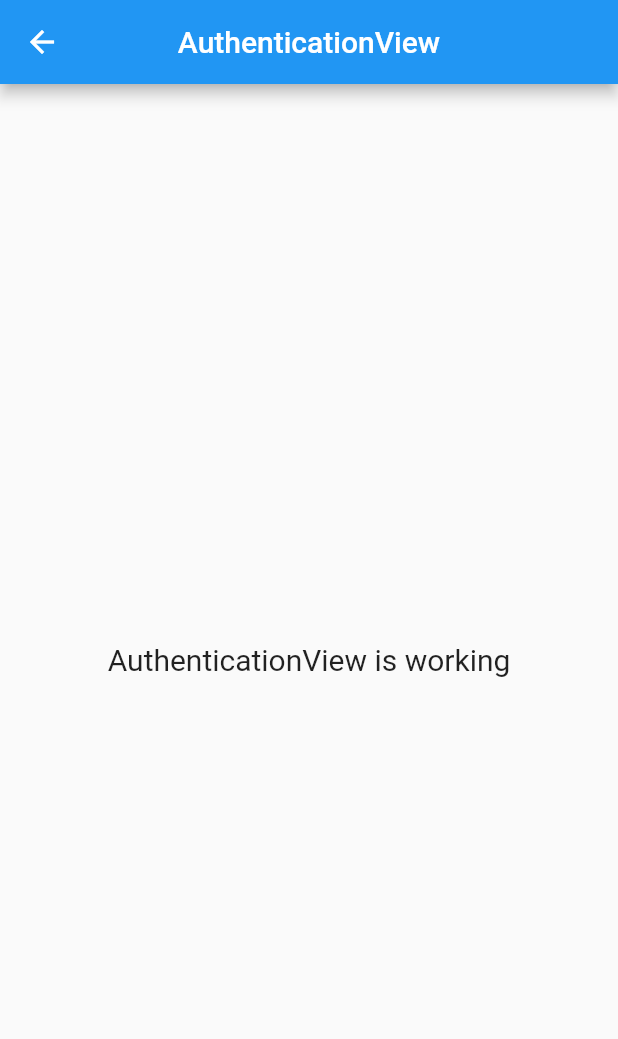
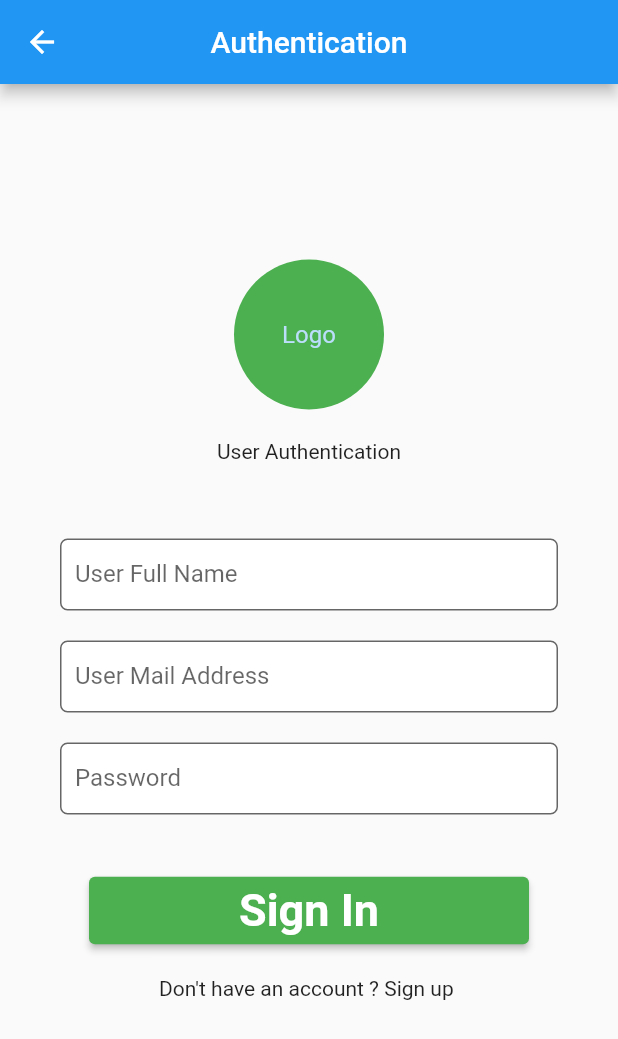
Before and after one commit to MdAdnanMorshed/Newspaper, a Flutter app: the AuthenticationView screen opened by its route, on a phone screen of 412 x 824 dp. Shown: the top 1039 px of the screen. Run offline on Flutter 3.47's test engine with Material 2 defaults, Android fonts, the phone set to English and light mode, and no system bars; our stand-ins replace firebase_auth, get; accounts and stored records are empty; network calls fail.

Commit message:
Login UI

```diff
--- a/lib/app/data/custom_widgets/news_card_widget.dart
+++ b/lib/app/data/custom_widgets/news_card_widget.dart
@@ -1,5 +1,4 @@
 import 'package:flutter/material.dart';
-import 'package:newspaper_app/app/modules/news_details/views/news_details_view.dart';
 import 'package:newspaper_app/app/routes/app_pages.dart';
 
 class NewsCardWidget extends StatelessWidget {
--- /dev/null
+++ b/lib/app/data/utils/app_colors.dart
@@ -0,0 +1,16 @@
+import 'package:flutter/material.dart';
+
+
+abstract class AppColors {
+  AppColors._();
+  static const Color appColor = Color(0xff10A558);
+  static const Color kPrimaryColor = Color(0xFF1976D2);
+  static const Color mineShaft = Color(0xFF2B2B2B);
+  static const Color doveGray = Color(0xFF646464);
+  static const Color gray = Colors.grey;
+  static const Color caribbeanGreen = Color(0xFF06C5AC);
+  static const Color amaranth = Color(0xFFea435d);
+  static const Color black = Colors.black;
+
+
+}
--- /dev/null
+++ b/lib/app/data/utils/app_space.dart
@@ -0,0 +1,123 @@
+import 'package:flutter/material.dart';
+
+class AppSpace {
+  AppSpace._();
+  // height of the body
+  static const SizedBox spaceH4 = SizedBox(
+    height: 4,
+  );
+  static const SizedBox spaceH6 = SizedBox(
+    height: 6,
+  );
+  static const SizedBox spaceH8 = SizedBox(
+    height: 8,
+  );
+  static const SizedBox spaceH10 = SizedBox(
+    height: 10,
+  );
+  static const SizedBox spaceH12 = SizedBox(
+    height: 12,
+  );
+  static const SizedBox spaceH13 = SizedBox(
+    height: 14,
+  );
+  static const SizedBox spaceH16 = SizedBox(
+    height: 16,
+  );
+  static const SizedBox spaceH18 = SizedBox(
+    height: 18,
+  );
+  static const SizedBox spaceH20 = SizedBox(
+    height: 20,
+  );
+  static const SizedBox spaceH22 = SizedBox(
+    height: 22,
+  );
+  static const SizedBox spaceH24 = SizedBox(
+    height: 24,
+  );
+  static const SizedBox spaceH26 = SizedBox(
+    height: 26,
+  );
+  static const SizedBox spaceH28 = SizedBox(
+    height: 28,
+  );
+  static const SizedBox spaceH30 = SizedBox(
+    height: 30,
+  );
+  static const SizedBox spaceH32 = SizedBox(
+    height: 32,
+  );
+  static const SizedBox spaceH34 = SizedBox(
+    height: 34,
+  );
+  static const SizedBox spaceH36 = SizedBox(
+    height: 36,
+  );
+  static const SizedBox spaceH38 = SizedBox(
+    height: 38,
+  );
+  static const SizedBox spaceH40 = SizedBox(
+    height: 40,
+  );
+  static const SizedBox spaceH42 = SizedBox(
+    height: 42,
+  );
+  static const SizedBox spaceH44 = SizedBox(
+    height: 44,
+  );
+  static const SizedBox spaceH46 = SizedBox(
+    height: 46,
+  );
+  static const SizedBox spaceH48 = SizedBox(
+    height: 48,
+  );
+  static const SizedBox spaceH50 = SizedBox(
+    height: 50,
+  );
+
+  // height of the body
+
+  static const SizedBox spaceW4 = SizedBox(
+    width: 4,
+  );
+  static const SizedBox spaceW6 = SizedBox(
+    width: 6,
+  );
+  static const SizedBox spaceW8 = SizedBox(
+    width: 8,
+  );
+  static const SizedBox spaceW10 = SizedBox(
+    width: 10,
+  );
+  static const SizedBox spaceW12 = SizedBox(
+    width: 12,
+  );
+  static const SizedBox spaceW13 = SizedBox(
+    width: 14,
+  );
+  static const SizedBox spaceW16 = SizedBox(
+    width: 16,
+  );
+  static const SizedBox spaceW18 = SizedBox(
+    width: 18,
+  );
+  static const SizedBox spaceW20 = SizedBox(
+    width: 20,
+  );
+  static const SizedBox spaceW22 = SizedBox(
+    width: 22,
+  );
+  static const SizedBox spaceW24 = SizedBox(
+    width: 24,
+  );
+  static const SizedBox spaceW26 = SizedBox(
+    width: 26,
+  );
+  static const SizedBox spaceW28 = SizedBox(
+    width: 28,
+  );
+  static const SizedBox spaceW30 = SizedBox(
+    width: 30,
+  );
+}
--- a/lib/app/modules/authentication/controllers/authentication_controller.dart
+++ b/lib/app/modules/authentication/controllers/authentication_controller.dart
@@ -1,7 +1,18 @@
+import 'package:firebase_auth/firebase_auth.dart';
+import 'package:flutter/cupertino.dart';
 import 'package:get/get.dart';
 
 class AuthenticationController extends GetxController {
-  //TODO: Implement AuthenticationController
+
+  final userNameController =TextEditingController();
+  final userMailAddressController =TextEditingController();
+  final userPasswordController =TextEditingController();
+
+  final formKey = GlobalKey<FormState>();
+
+  final userName='';
+  final userMail='';
+  final userPass='';
 
   final count = 0.obs;
   @override
@@ -20,4 +31,44 @@ class AuthenticationController extends GetxController {
   }
 
   void increment() => count.value++;
+
+  signIn()async{
+    final userName=userNameController.text;
+    final userMail=userMailAddressController.text;
+    final userPass=userPasswordController.text;
+
+    print('Name : $userName');
+    print('mail : $userMail');
+    print('Password : $userPass');
+    try {
+      UserCredential userCredential = await FirebaseAuth.instance.signInWithEmailAndPassword(
+          email: "barry.allen@example.com",
+          password: "SuperSecretPassword!"
+      );
+    } on FirebaseAuthException catch (e) {
+      if (e.code == 'user-not-found') {
+        print('No user found for that email.');
+      } else if (e.code == 'wrong-password') {
+        print('Wrong password provided for that user.');
+      }
+    }
+  }
+
+  signUp()async{
+    try {
+      UserCredential userCredential = await FirebaseAuth.instance.createUserWithEmailAndPassword(
+          email: "barry.allen@example.com",
+          password: "SuperSecretPassword!"
+      );
+    } on FirebaseAuthException catch (e) {
+      if (e.code == 'weak-password') {
+        print('The password provided is too weak.');
+      } else if (e.code == 'email-already-in-use') {
+        print('The account already exists for that email.');
+      }
+    } catch (e) {
+      print(e);
+    }
+  }
+
 }
--- a/lib/app/modules/authentication/views/authentication_view.dart
+++ b/lib/app/modules/authentication/views/authentication_view.dart
@@ -1,6 +1,7 @@
 import 'package:flutter/material.dart';
 
 import 'package:get/get.dart';
+import 'package:newspaper_app/app/data/utils/app_space.dart';
 
 import '../controllers/authentication_controller.dart';
 
@@ -10,13 +11,124 @@ class AuthenticationView extends GetView<AuthenticationController> {
   Widget build(BuildContext context) {
     return Scaffold(
       appBar: AppBar(
-        title: const Text('AuthenticationView'),
+        title: const Text('Authentication'),
         centerTitle: true,
       ),
-      body: const Center(
-        child: Text(
-          'AuthenticationView is working',
-          style: TextStyle(fontSize: 20),
+      body: Center(
+        child: SingleChildScrollView(
+          child: Column(
+            mainAxisAlignment: MainAxisAlignment.center,
+            crossAxisAlignment: CrossAxisAlignment.center,
+            mainAxisSize: MainAxisSize.min,
+            children: [
+              const CircleAvatar(
+                  radius: 50,
+                  backgroundColor: Colors.green,
+                  child: Text('Logo')),
+              AppSpace.spaceH20,
+              const Text('User Authentication'),
+              AppSpace.spaceH10,
+              Container(
+                margin:
+                    const EdgeInsets.symmetric(vertical: 20, horizontal: 20),
+                padding:
+                    const EdgeInsets.symmetric(vertical: 20, horizontal: 20),
+                child: Form(
+                  key: controller.formKey,
+                  child: Column(
+                    children: [
+                      TextFormField(
+                        controller: controller.userNameController,
+                        style: const TextStyle(color: Colors.green),
+                        decoration: const InputDecoration(
+                          fillColor: Colors.white,
+                          border: OutlineInputBorder(
+                              borderRadius:
+                                  BorderRadius.all(Radius.circular(5.0)),
+                              borderSide: BorderSide(color: Colors.blue)),
+                          focusedBorder: OutlineInputBorder(
+                              borderRadius: BorderRadius.all(
+                                Radius.circular(5.0),
+                              ),
+                              borderSide: BorderSide(color: Colors.blue)),
+                          filled: true,
+                          contentPadding: EdgeInsets.only(
+                              bottom: 10.0, left: 10.0, right: 10.0),
+                          labelText: 'User Full Name',
+                        ),
+                        validator: (val) {
+                          if (val == '') return 'Enter valid email';
+                        },
+                      ),
+                      AppSpace.spaceH20,
+                      TextFormField(
+                        controller: controller.userMailAddressController,
+                        style: const TextStyle(color: Colors.green),
+                        decoration: const InputDecoration(
+                          fillColor: Colors.white,
+                          border: OutlineInputBorder(
+                              borderRadius:
+                                  BorderRadius.all(Radius.circular(5.0)),
+                              borderSide: BorderSide(color: Colors.blue)),
+                          focusedBorder: OutlineInputBorder(
+                              borderRadius: BorderRadius.all(
+                                Radius.circular(5.0),
+                              ),
+                              borderSide: BorderSide(color: Colors.blue)),
+                          filled: true,
+                          contentPadding: EdgeInsets.only(
+                              bottom: 10.0, left: 10.0, right: 10.0),
+                          labelText: 'User Mail Address',
+                        ),
+                      ),
+                      AppSpace.spaceH20,
+                      TextFormField(
+                        controller: controller.userPasswordController,
+                        style: const TextStyle(color: Colors.green),
+                        decoration: const InputDecoration(
+                          fillColor: Colors.white,
+                          border: OutlineInputBorder(
+                              borderRadius:
+                                  BorderRadius.all(Radius.circular(5.0)),
+                              borderSide: BorderSide(color: Colors.blue)),
+                          focusedBorder: OutlineInputBorder(
+                              borderRadius: BorderRadius.all(
+                                Radius.circular(5.0),
+                              ),
+                              borderSide: BorderSide(color: Colors.blue)),
+                          filled: true,
+                          contentPadding: EdgeInsets.only(
+                              bottom: 10.0, left: 10.0, right: 10.0),
+                          labelText: 'Password',
+                        ),
+                      )
+                    ],
+                  ),
+                ),
+              ),
+              ElevatedButton(
+                onPressed: () {
+                  if (controller.formKey.currentState!.validate()) {
+                    controller.signIn();
+                  }
+                },
+                style: ElevatedButton.styleFrom(
+                    backgroundColor: Colors.green,
+                    padding: EdgeInsets.symmetric(horizontal: 100, vertical: 5),
+                    textStyle: TextStyle(
+                      fontSize: 30,
+                      fontWeight: FontWeight.bold,
+                    )),
+                child: const Text(
+                  'Sign In',
+                  style: TextStyle(color: Colors.white),
+                ),
+              ),
+              AppSpace.spaceH20,
+              const Text('''Don't have an account ? Sign up '''),
+              AppSpace.spaceH40,
+            ],
+          ),
         ),
       ),
     );
```
Also changed, not shown: assets/no_image.png (added), pubspec.lock, 4 other files.
